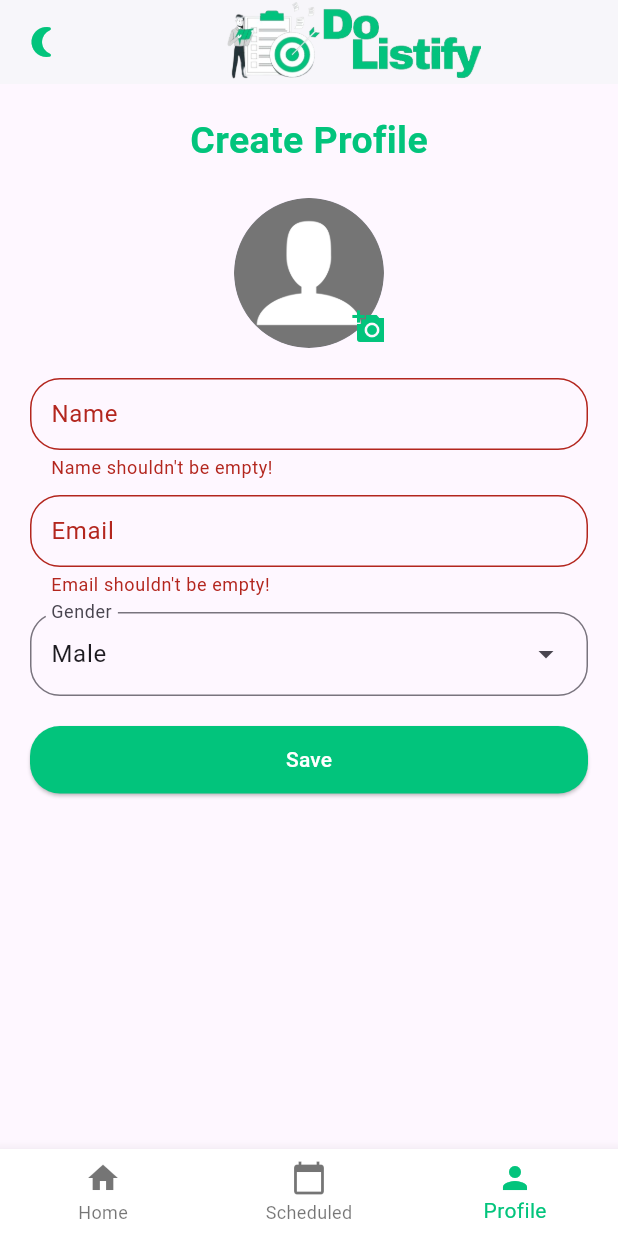
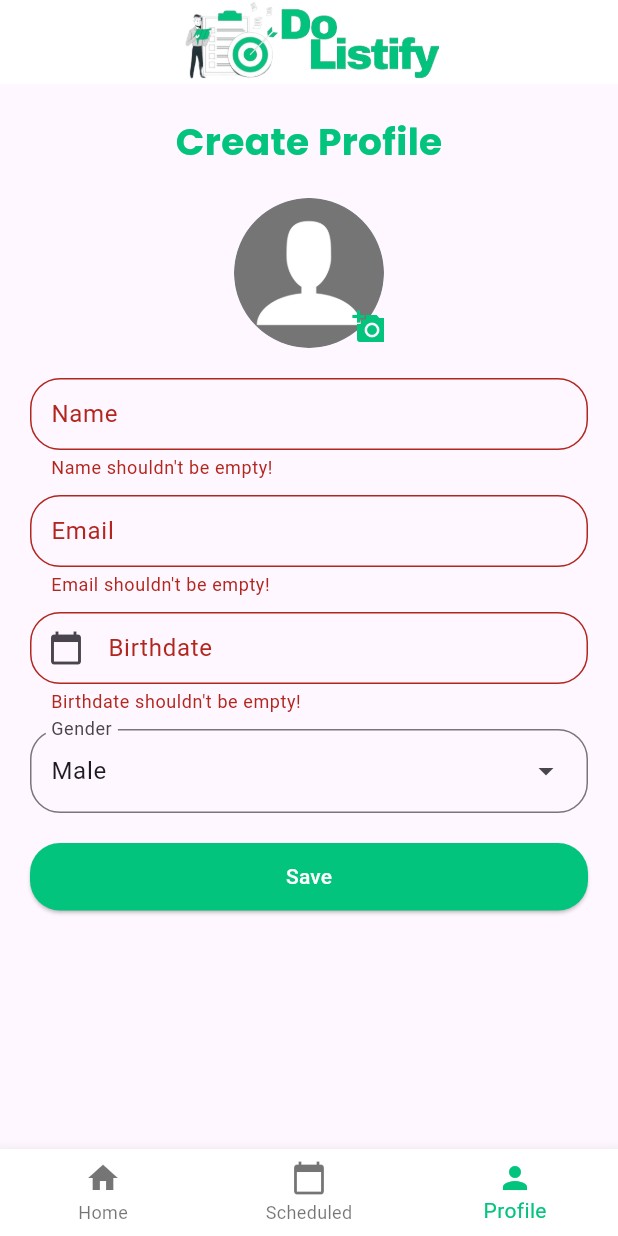
Before and after one commit to riozulfandy/dolistify, a Flutter app: the screen it shows after launch, item 3 of the bottom bar chosen, after a tap on "Save", on a phone screen of 412 x 824 dp. Run offline on Flutter 3.47's test engine with Material 3 defaults, Android fonts, the phone set to English and light mode, and no system bars; our stand-ins replace date_picker_timeline, email_validator, google_fonts, image_picker.

Commit message:
profile & scheduled ui (half)

```diff
--- a/lib/main.dart
+++ b/lib/main.dart
@@ -39,8 +39,9 @@ class MyAppState extends State<MyApp> with WidgetsBindingObserver {
     return MaterialApp(
       debugShowCheckedModeBanner: false,
       theme: ThemeData(
-        primarySwatch: getMaterialColor(const Color.fromARGB(255, 2, 196, 124)),
-      ),
+          primarySwatch:
+              getMaterialColor(const Color.fromARGB(255, 2, 196, 124)),
+          focusColor: getMaterialColor(const Color.fromARGB(255, 2, 196, 124))),
       home: const SplashScreen(),
     );
   }
--- a/lib/ui/edit_profile.dart
+++ b/lib/ui/edit_profile.dart
@@ -1,9 +1,11 @@
 import 'dart:io';
 import 'package:flutter/cupertino.dart';
+import 'package:google_fonts/google_fonts.dart';
 import 'package:image_picker/image_picker.dart';
 import 'package:dolistify/ui/profilepage.dart';
 import 'package:flutter/material.dart';
 import 'package:email_validator/email_validator.dart';
+import 'package:intl/intl.dart';
 
 class EditPofilePage extends StatefulWidget {
   final Function(int) onButtonPressed;
@@ -22,7 +24,10 @@ class EditPofilePageState extends State<EditPofilePage> {
   String _name = "";
   String _email = "";
   String _gender = "";
+  DateTime? _birthdate;
   final List<String> _genderList = ["Male", "Female"];
+  final TextEditingController _birthdateController = TextEditingController(
+      text: birthdate != null ? DateFormat.yMMMMd().format(birthdate!) : "");
 
   void selectImageGallery() async {
     final img = await ImagePicker().pickImage(source: ImageSource.gallery);
@@ -81,6 +86,21 @@ class EditPofilePageState extends State<EditPofilePage> {
     email = _email;
     gender = _gender;
     profileImage = _image != null ? Image.file(_image!) : profileImage;
+    birthdate = _birthdate ?? birthdate;
+  }
+
+  Future<void> selectDate() async {
+    DateTime? datepicked = await showDatePicker(
+        context: context,
+        initialDate: birthdate ?? DateTime.now(),
+        firstDate: DateTime(1900),
+        lastDate: DateTime.now());
+    if (datepicked != null) {
+      setState(() {
+        _birthdate = datepicked;
+      });
+      _birthdateController.text = DateFormat.yMMMMd().format(datepicked);
+    }
   }
 
   @override
@@ -89,15 +109,15 @@ class EditPofilePageState extends State<EditPofilePage> {
       body: SingleChildScrollView(
         child: Container(
           padding: const EdgeInsets.all(20),
-          child: Center(
           child: Column(
             children: [
               Text(
                 name == "" ? "Create Profile" : "Edit Profile",
-                  style: const TextStyle(
+                style: GoogleFonts.poppins(
+                    textStyle: const TextStyle(
                         fontSize: 25,
                         fontWeight: FontWeight.bold,
-                      color: Color.fromARGB(255, 2, 196, 124)),
+                        color: Color.fromARGB(255, 2, 196, 124))),
               ),
               const SizedBox(height: 20),
               Stack(
@@ -183,6 +203,32 @@ class EditPofilePageState extends State<EditPofilePage> {
                         ),
                       ),
                       Padding(
+                        padding: const EdgeInsets.only(top: 5.0, bottom: 5.0),
+                        child: TextFormField(
+                          controller: _birthdateController,
+                          validator: (String? value) {
+                            if (value == null || value.isEmpty) {
+                              return "Birthdate shouldn't be empty!";
+                            }
+                            return null;
+                          },
+                          decoration: const InputDecoration(
+                            contentPadding: EdgeInsets.symmetric(
+                                vertical: 10, horizontal: 10),
+                            labelText: "Birthdate",
+                            prefixIcon: Icon(Icons.calendar_today),
+                            border: OutlineInputBorder(
+                              borderRadius:
+                                  BorderRadius.all(Radius.circular(20)),
+                            ),
+                          ),
+                          readOnly: true,
+                          onTap: () {
+                            selectDate();
+                          },
+                        ),
+                      ),
+                      Padding(
                         padding: const EdgeInsets.only(top: 5.0),
                         child: DropdownMenu<String>(
                           inputDecorationTheme: InputDecorationTheme(
@@ -207,8 +253,15 @@ class EditPofilePageState extends State<EditPofilePage> {
                                     value: e,
                                     label: e,
                                     leadingIcon: e == "Male"
-                                          ? const Icon(Icons.male)
-                                          : const Icon(Icons.female),
+                                        ? const Icon(
+                                            Icons.male,
+                                            color: Colors.blue,
+                                          )
+                                        : const Icon(
+                                            Icons.female,
+                                            color: Color.fromARGB(
+                                                255, 255, 97, 150),
+                                          ),
                                   ))
                               .toList(),
                           requestFocusOnTap: false,
@@ -244,7 +297,6 @@ class EditPofilePageState extends State<EditPofilePage> {
           ),
         ),
       ),
-      ),
     );
   }
 }
--- a/lib/ui/homepage.dart
+++ b/lib/ui/homepage.dart
@@ -10,10 +10,8 @@ class HomePage extends StatefulWidget {
 class HomePageState extends State<HomePage> {
   @override
   Widget build(BuildContext context) {
-    return const Scaffold(
-      body: Center(
-        child: Text('Welcome to the Home Page!'),
-      ),
-    );
+    return const Scaffold(body: Column(
+
+    ));
   }
 }
--- a/lib/widget/bottom_nav.dart
+++ b/lib/widget/bottom_nav.dart
@@ -55,13 +55,7 @@ class BottomNavState extends State<BottomNav> {
       appBar: AppBar(
         elevation: 1,
         backgroundColor: Colors.white,
-        leading: GestureDetector(
-            onTap: () {},
-            child: const Icon(
-              Icons.nightlight_round,
-              size: 24,
-              color: Color.fromARGB(255, 2, 196, 124),
-            )),
+        surfaceTintColor: Colors.white,
         title: SizedBox(
           width: double.infinity,
           height: 56,
--- a/pubspec.yaml
+++ b/pubspec.yaml
@@ -34,6 +34,8 @@ dependencies:
   email_validator: '^2.1.16'
   intl:
   google_fonts:
+  date_picker_timeline:
+  hive:
 
 
   # The following adds the Cupertino Icons font to your application.
```
Also changed, not shown: lib/data/scheduled_data.dart (added, +92 -0 lines), lib/ui/profilepage.dart (+12 -5 lines), lib/ui/scheduled.dart (+89 -5 lines), lib/widget/scheduled_modal.dart (added, +160 -0 lines), pubspec.lock. Lines whose indentation alone changed are shown as unchanged.
